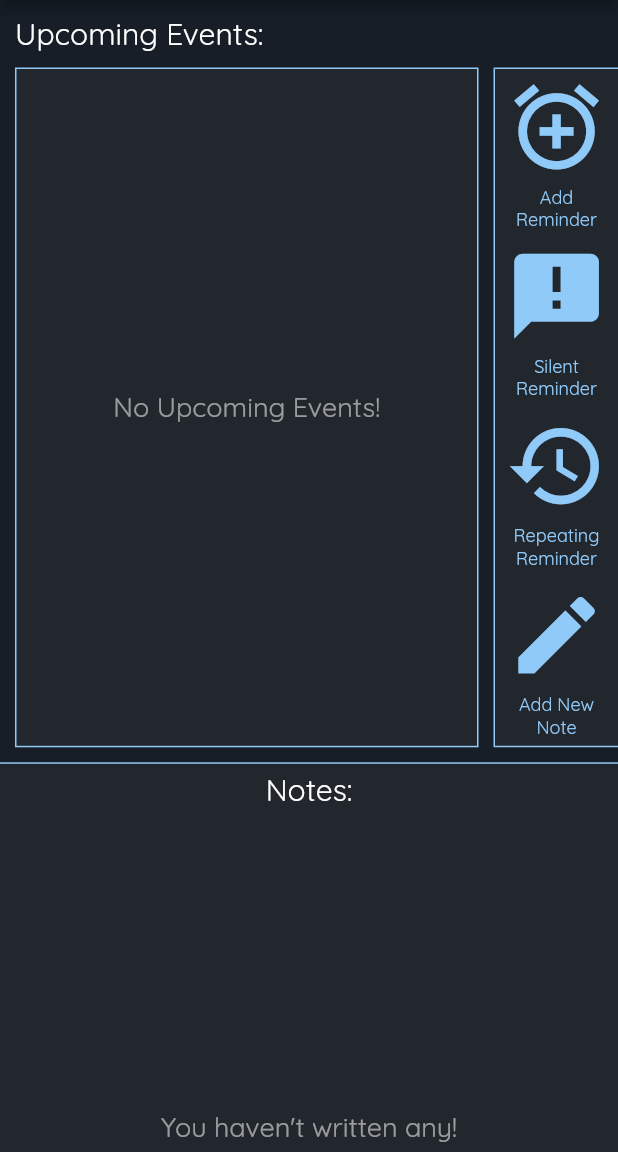
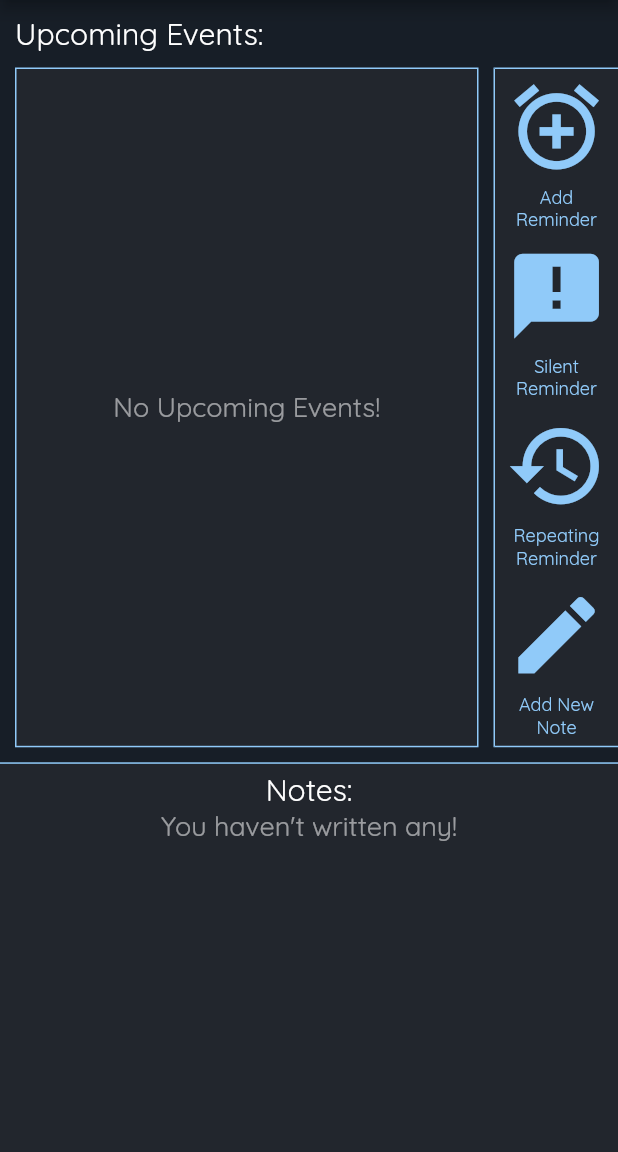
Before and after one commit to AnuragReddy2000/FlutterEventManager, a Flutter app: the screen it shows after launch, on a phone screen of 412 x 824 dp, the part 84-1236 px from its top. Run offline on Flutter 3.47's test engine with Material 2 defaults, Android fonts, the phone set to English and light mode, and no system bars; our stand-ins replace carousel_slider, flutter_datetime_picker, fluttertoast, google_fonts, sqflite; accounts and stored records are empty.

```diff
--- a/lib/main.dart
+++ b/lib/main.dart
@@ -2,6 +2,9 @@ import 'dart:ui';
 
 import 'package:flutter/material.dart';
 import 'package:google_fonts/google_fonts.dart';
+import 'package:virtual_event_manager/dataBase/DBQueries.dart';
+import 'package:virtual_event_manager/utilities/ChannelTasks.dart';
+import 'package:virtual_event_manager/widgets/AlertPage.dart';
 import 'package:virtual_event_manager/widgets/EventControl.dart';
 import 'package:virtual_event_manager/widgets/Notes.dart';
 import 'package:virtual_event_manager/widgets/UpcomingEvents.dart';
@@ -13,12 +16,18 @@ void main() {
 class MyApp extends StatelessWidget {
   @override
   Widget build(BuildContext context) {
+    //ChannelTasks.setAlarm(['2020','meeting at 10','2020-05-06','19:56:00','false','false']);
+    //DBQueries.insertRow(['meeting at 10','2020-05-03','12:30:00','false','false']);
     return MaterialApp(
       title: 'Flutter Demo',
+      initialRoute: '/',
+      routes: {
+        '/': (context) => MyHomePage(title: 'Flutter Demo Home Page'),
+        '/reminder': (context) => AlertPage(),
+      },
       theme: ThemeData(
         primarySwatch: Colors.blue,
       ),
-      home: MyHomePage(title: 'Flutter Demo Home Page'),
     );
   }
 }
--- a/lib/widgets/Notes.dart
+++ b/lib/widgets/Notes.dart
@@ -40,13 +40,17 @@ class NotesState extends State<Notes>{
       width: double.infinity,
       child: Column(
         mainAxisSize: MainAxisSize.max,
-        mainAxisAlignment: MainAxisAlignment.spaceBetween,
+        mainAxisAlignment: MainAxisAlignment.start,
         children: <Widget>[
           Text('Notes: ',style: GoogleFonts.quicksand(textStyle: TextStyle(fontSize: 20, color: Colors.white,)),textAlign: TextAlign.center,),
-          isLoading ? Container(
-            alignment: Alignment.center,
-            padding: EdgeInsets.only(bottom: (MediaQuery.of(context).size.height)*0.09),
-            child: CircularProgressIndicator(backgroundColor: Colors.transparent,valueColor: AlwaysStoppedAnimation<Color>(Colors.white60),),
+          isLoading ? Expanded(
+            child: Container(
+              alignment: Alignment.center,
+              child: Text('Please wait...',
+                style: GoogleFonts.quicksand(textStyle: TextStyle(fontSize: 18, color: Colors.white54)),
+                textAlign: TextAlign.center,
+              )
+            )
           )
           :
           ((inp.length == 0) ? Text('You haven\'t written any!',style: GoogleFonts.quicksand(textStyle: TextStyle(fontSize: 18, color: Colors.white54)),textAlign: TextAlign.center,)
--- a/lib/widgets/UpcomingEvents.dart
+++ b/lib/widgets/UpcomingEvents.dart
@@ -56,7 +56,10 @@ class UpcomingEventsState extends State<UpcomingEvents>{
           child:
           isLoading ? Container(
             alignment: Alignment.center,
-              child: CircularProgressIndicator(backgroundColor: Colors.transparent,valueColor: AlwaysStoppedAnimation<Color>(Colors.white60),),
+            child:  Text('Please wait...',
+              style: GoogleFonts.quicksand(textStyle: TextStyle(fontSize: 18, color: Colors.white54)),
+              textAlign: TextAlign.center,
+            )
           )
           :
           upcomingEvents
--- a/pubspec.yaml
+++ b/pubspec.yaml
@@ -28,6 +28,8 @@ dependencies:
   carousel_slider: ^2.0.0
   flutter_datetime_picker: ^1.3.8
   fluttertoast: ^4.0.0
+  provider: ^4.0.1
+
   flutter:
     sdk: flutter
 
@@ -38,6 +40,7 @@ dependencies:
   cupertino_icons: ^0.1.3
 
 dev_dependencies:
+
   flutter_test:
     sdk: flutter
 
```
Also changed, not shown: lib/widgets/AlertPage.dart (added, +16 -0 lines), lib/widgets/AlertPopUp.dart (+12 -15 lines), pubspec.lock, 17 other files.
